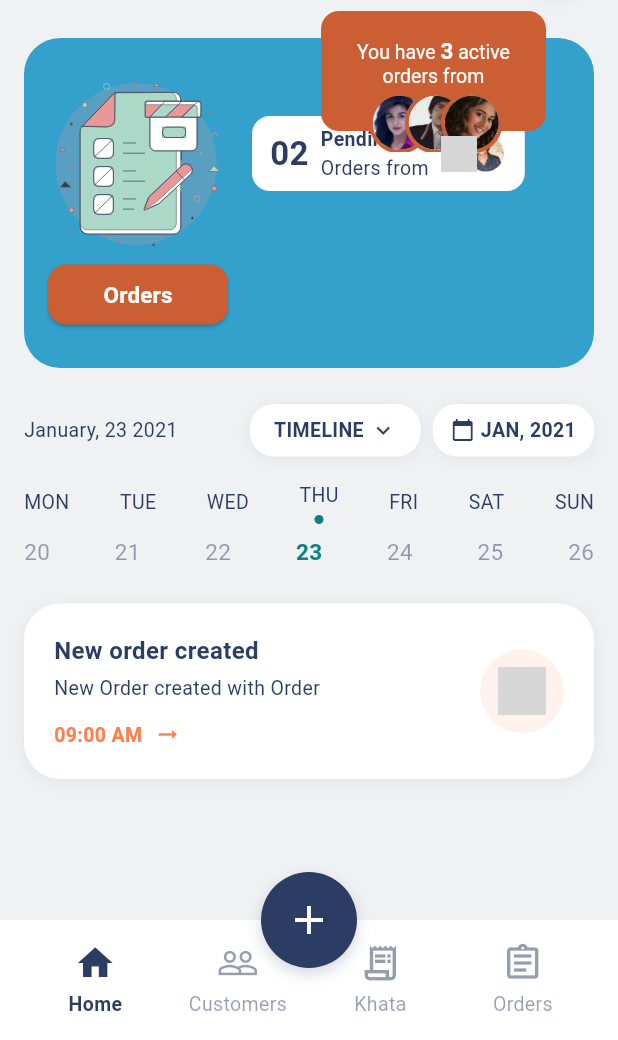
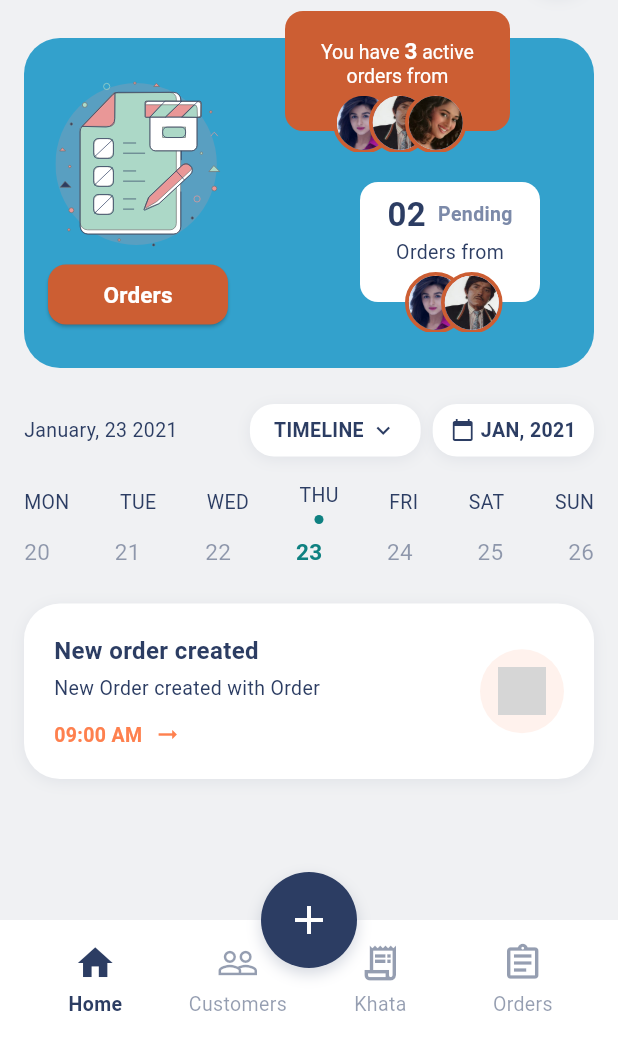
Before and after one commit to NikhilD1998/mypcot, a Flutter app: the screen it shows after launch, on a phone screen of 412 x 824 dp, the part 196-1236 px from its top. Run offline on Flutter 3.47's test engine with Material 3 defaults, Android fonts, the phone set to English and light mode, and no system bars; our stand-ins replace flutter_svg; grey boxes are pictures that could not be loaded.

Commit message:
refactor: update OrdersCard layout for improved spacing and styling

```diff
--- a/lib/helpers/colors.dart
+++ b/lib/helpers/colors.dart
@@ -14,6 +14,7 @@ class AppColors {
   static const Color lightGray = Color(0xFFF0F1F3);
   static const Color skyBlue = Color(0xFF33A1CC);
   static const Color brown = Color(0xFFcc5e33);
+  static const Color slateGray = Color(0xFF7c8aa9);
 }
 
 // ...existing code...
--- a/lib/widgets/slides.dart
+++ b/lib/widgets/slides.dart
@@ -61,20 +61,27 @@ class OrdersCard extends StatelessWidget {
               // Info Column
               Expanded(
                 child: Column(
-                  crossAxisAlignment: CrossAxisAlignment.start,
+                  crossAxisAlignment: CrossAxisAlignment.end,
                   children: [
-                    const SizedBox(height: 36), // Space for the stacked card
-                    // Pending Orders Card
+                    const SizedBox(height: 80), // Space for the stacked card
+                    Stack(
+                      clipBehavior: Clip.none,
+                      children: [
                         Container(
+                          margin: const EdgeInsets.only(right: 20),
                           padding: const EdgeInsets.symmetric(
                             horizontal: 12,
                             vertical: 6,
                           ),
+                          width: 120,
+                          height: 80,
                           decoration: BoxDecoration(
                             color: AppColors.white,
                             borderRadius: BorderRadius.circular(12),
                           ),
-                      child: Row(
+                          child: Column(
+                            children: [
+                              Row(
                                 mainAxisSize: MainAxisSize.min,
                                 children: [
                                   Text(
@@ -87,17 +94,16 @@ class OrdersCard extends StatelessWidget {
                                     ),
                                   ),
                                   const SizedBox(width: 8),
-                          Column(
-                            crossAxisAlignment: CrossAxisAlignment.start,
-                            children: [
                                   Text(
                                     'Pending',
                                     style: const TextStyle(
                                       fontFamily: 'Roboto',
-                                  color: AppColors.navy,
+                                      color: AppColors.slateGray,
                                       fontWeight: FontWeight.bold,
                                       fontSize: 13,
                                     ),
+                                  ),
+                                ],
                               ),
                               Text(
                                 'Orders from',
@@ -110,36 +116,59 @@ class OrdersCard extends StatelessWidget {
                               ),
                             ],
                           ),
-                          const SizedBox(width: 8),
-                          // Avatars
-                          SizedBox(
-                            width: 44,
-                            height: 24,
+                        ),
+                        Positioned(
+                          bottom: -20, // Adjust as needed for overlap
+                          left: 30,
+                          child: SizedBox(
+                            width: 120,
+                            height: 40,
                             child: Stack(
                               children: [
                                 Positioned(
                                   left: 0,
+                                  child: Container(
+                                    decoration: BoxDecoration(
+                                      shape: BoxShape.circle,
+                                      border: Border.all(
+                                        color: AppColors
+                                            .brown, // Use AppColors.white or any color you want for the border
+                                        width: 2.5,
+                                      ),
+                                    ),
                                     child: CircleAvatar(
-                                    radius: 12,
+                                      radius: 18,
                                       backgroundImage: AssetImage(
-                                      'assets/images/user4.jpeg',
+                                        'assets/images/user1.jpeg',
+                                      ),
+                                      backgroundColor: Colors.transparent,
                                     ),
                                   ),
                                 ),
                                 Positioned(
-                                  left: 18,
+                                  left: 24,
+                                  child: Container(
+                                    decoration: BoxDecoration(
+                                      shape: BoxShape.circle,
+                                      border: Border.all(
+                                        color: AppColors
+                                            .brown, // Use AppColors.white or any color you want for the border
+                                        width: 2.5,
+                                      ),
+                                    ),
                                     child: CircleAvatar(
-                                    radius: 12,
+                                      radius: 18,
                                       backgroundImage: AssetImage(
-                                      'assets/images/user5.jpeg',
+                                        'assets/images/user2.jpeg',
+                                      ),
                                     ),
                                   ),
                                 ),
                               ],
                             ),
                           ),
+                        ),
                       ],
-                      ),
                     ),
                     const SizedBox(height: 12),
                   ],
@@ -150,7 +179,7 @@ class OrdersCard extends StatelessWidget {
         ),
         Positioned(
           top: -18,
-          right: 32,
+          right: 56,
           child: Container(
             width: 150,
             height: 80,
```
Lines whose indentation alone changed are shown as unchanged.
